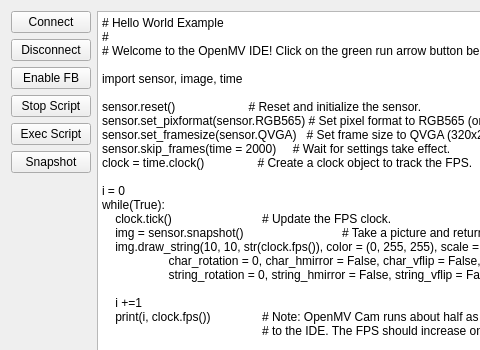
First picture: the form in mainwindow.ui, repository RenatoGozdziejewskiJr/QOpenMV, before the edit; both pictures show x 0 to 480 and y 0 to 350 of the 1134 by 784 pixel window.
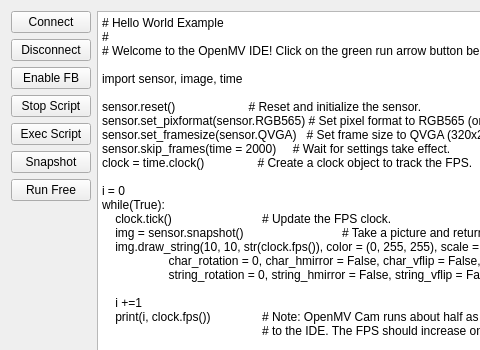
Second picture: the form after the edit.

Diff of the .ui file:
```diff
--- a/mainwindow.ui
+++ b/mainwindow.ui
@@ -98,6 +98,19 @@
         </property>
        </widget>
       </item>
+      <item>
+       <widget class="QPushButton" name="pbSnapshot_2">
+        <property name="sizePolicy">
+         <sizepolicy hsizetype="Preferred" vsizetype="Fixed">
+          <horstretch>0</horstretch>
+          <verstretch>0</verstretch>
+         </sizepolicy>
+        </property>
+        <property name="text">
+         <string>Run Free</string>
+        </property>
+       </widget>
+      </item>
       <item>
        <spacer name="verticalSpacer">
         <property name="orientation">
```
Left out of the diff: 32 changed lines with no effect on the pictures.
